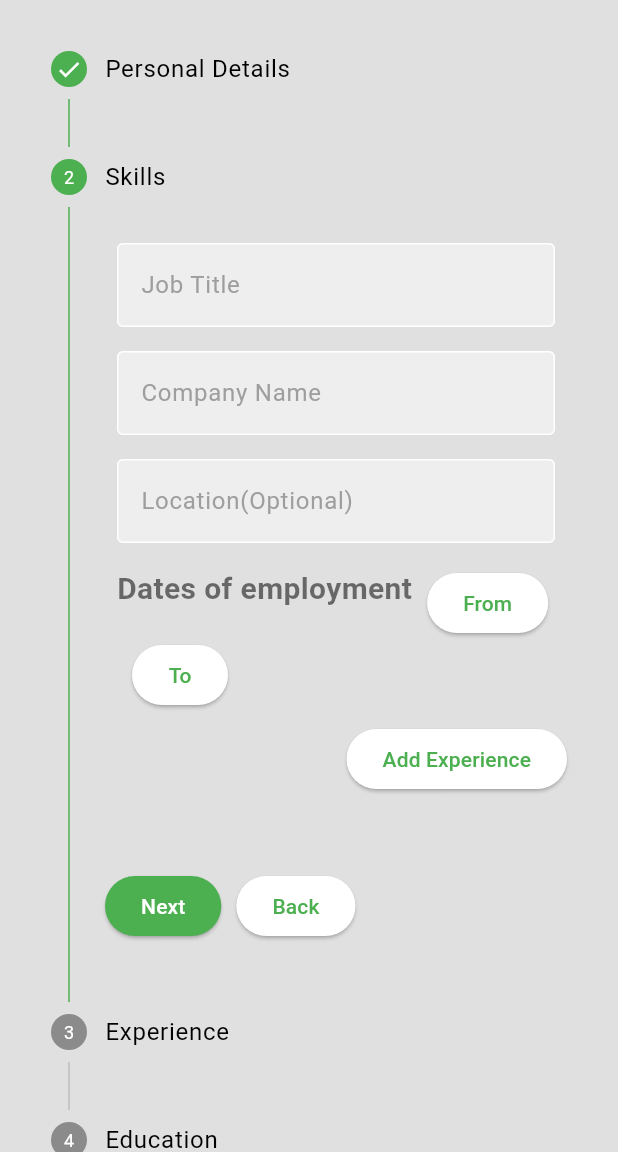
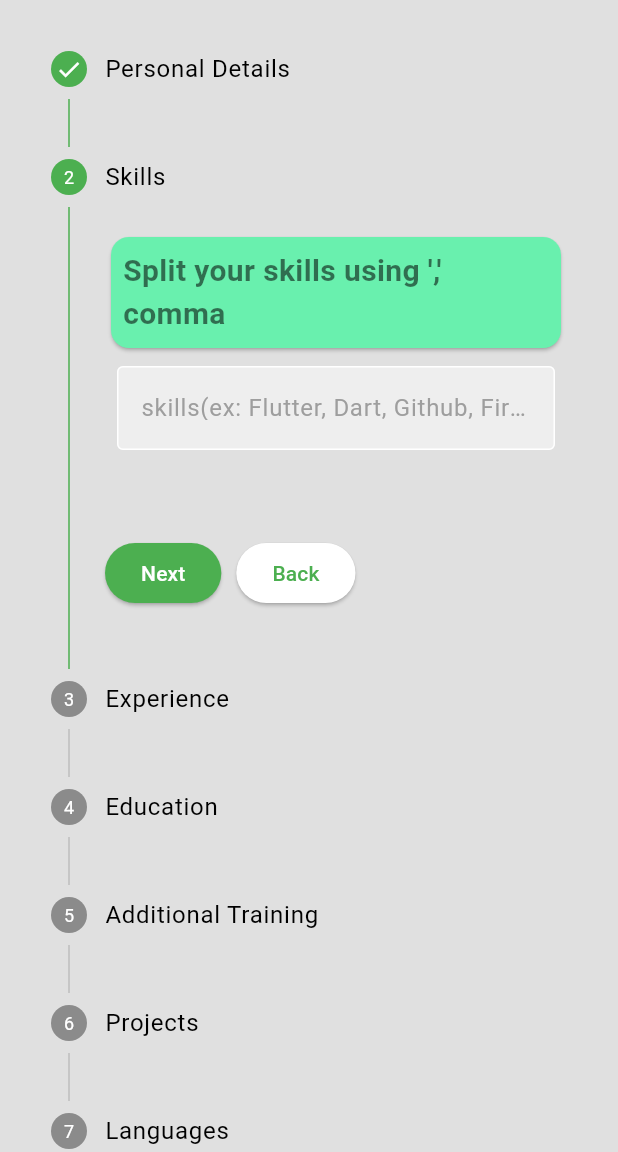
Before and after one commit to itssadil/resume.ai, a Flutter app: the screen it shows after launch, on a phone screen of 412 x 824 dp, the part 84-1236 px from its top. Run offline on Flutter 3.47's test engine with Material 3 defaults, Android fonts, the phone set to English and light mode, and no system bars; our stand-ins replace google_generative_ai.

Commit message:
step 2 update

```diff
--- a/lib/screens/mainScreen/cvForm.dart
+++ b/lib/screens/mainScreen/cvForm.dart
@@ -2,9 +2,9 @@ import 'package:flutter/material.dart';
 import 'package:google_generative_ai/google_generative_ai.dart';
 import 'package:provider/provider.dart';
 import 'package:resumeai/consts.dart';
-import 'package:resumeai/providers/profileLinkProvider.dart';
 import 'package:resumeai/providers/stepperProvider.dart';
 import 'package:resumeai/widgets/cvSteps/step1.dart';
+import 'package:resumeai/widgets/cvSteps/step2.dart';
 import 'package:resumeai/widgets/cvSteps/step3.dart';
 
 class CvForm extends StatefulWidget {
@@ -53,8 +53,8 @@ class _CvFormState extends State<CvForm> {
                   value.continueStep();
                 }
 
-                final addProfileValue =
-                    Provider.of<ProfileLinkProvider>(context, listen: false);
+                // final addProfileValue =
+                //     Provider.of<ProfileLinkProvider>(context, listen: false);
                 // if (value.currentStep == 1) {
                 //   addProfileValue.addProfile();
                 // }
@@ -109,7 +109,7 @@ class _CvFormState extends State<CvForm> {
         state: currentStep > 1 ? StepState.complete : StepState.indexed,
         isActive: currentStep >= 1,
         title: const Text("Skills"),
-        content: Step3(),
+        content: Step2(),
       ),
       Step(
         state: currentStep > 2 ? StepState.complete : StepState.indexed,
--- /dev/null
+++ b/lib/widgets/cvSteps/step2.dart
@@ -0,0 +1,33 @@
+import 'package:flutter/material.dart';
+import 'package:resumeai/widgets/customTextField.dart';
+
+class Step2 extends StatelessWidget {
+  const Step2({Key? key}) : super(key: key);
+
+  @override
+  Widget build(BuildContext context) {
+    final TextEditingController skillsController = TextEditingController();
+    return Column(
+      children: [
+        const Card(
+          color: Colors.greenAccent,
+          child: Padding(
+            padding: EdgeInsets.all(8),
+            child: Text(
+              "Split your skills using ',' comma",
+              style: TextStyle(
+                fontSize: 20,
+                fontWeight: FontWeight.bold,
+                color: Colors.black54,
+              ),
+            ),
+          ),
+        ),
+        CustomTextField(
+          controller: skillsController,
+          labelText: "skills(ex: Flutter, Dart, Github, Firebase, sqLite)",
+        ),
+      ],
+    );
+  }
+}
```
